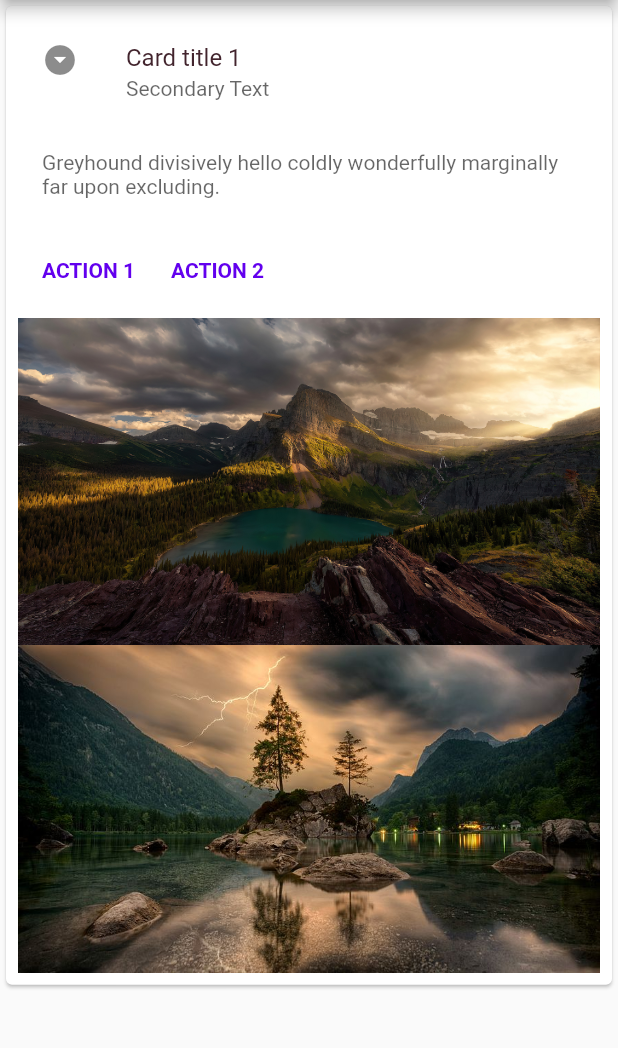
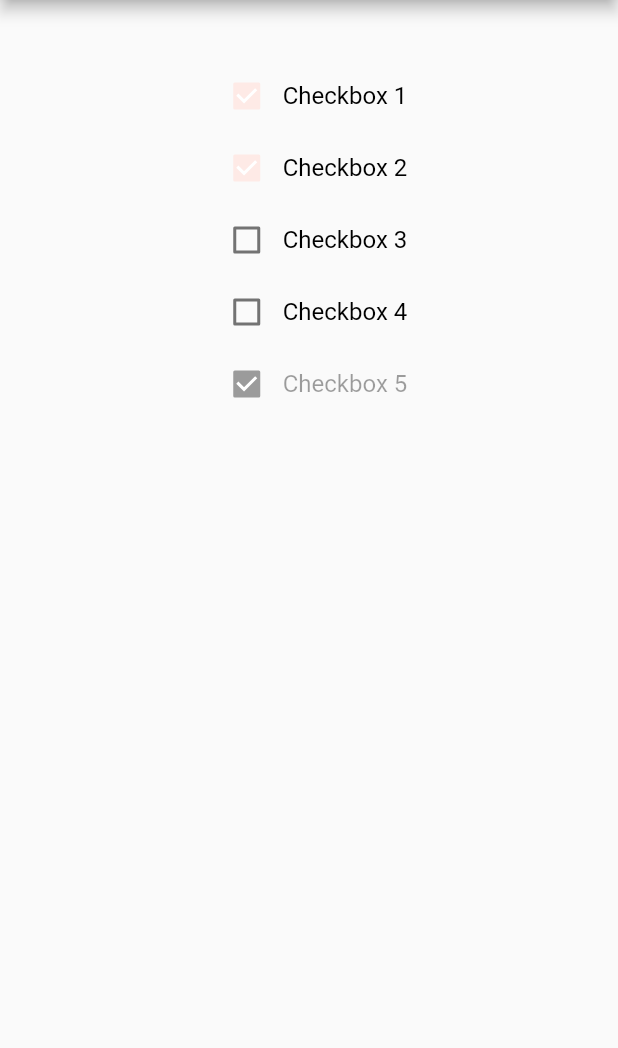
Before and after one commit to techkush/flutter_reference, a Flutter app: the screen it shows after launch, on a phone screen of 412 x 824 dp, the part 84-1132 px from its top. Run offline on Flutter 3.47's test engine with Material 2 defaults, Android fonts, the phone set to English and light mode, and no system bars; Roboto replaces fonts that are missing (Rubik).

Commit message:
checkboxes

```diff
--- a/lib/components/cards.dart
+++ b/lib/components/cards.dart
@@ -56,8 +56,6 @@ class _CardsWidgetScreenState extends State<CardsWidgetScreen> {
                     ),
                     Image.asset('assets/images/image1.jpeg'),
                     Image.asset('assets/images/image2.jpeg'),
-
-
                   ],
                 ),
               ),
--- /dev/null
+++ b/lib/components/checkboxes.dart
@@ -0,0 +1,48 @@
+import 'package:flutter/material.dart';
+
+class CheckBoxesWidgetScreen extends StatefulWidget {
+  const CheckBoxesWidgetScreen({Key? key}) : super(key: key);
+
+  @override
+  _CheckBoxesWidgetScreenState createState() => _CheckBoxesWidgetScreenState();
+}
+
+class _CheckBoxesWidgetScreenState extends State<CheckBoxesWidgetScreen> {
+
+  List<bool> checked = [true, true, false, false, true];
+
+  @override
+  Widget build(BuildContext context) {
+    return Scaffold(
+      appBar: AppBar(title: const Text('Cards'),),
+      body: Container(
+        margin: const EdgeInsets.symmetric(vertical: 40),
+        child: Column(
+          children: [
+            for (var i = 0; i < 5; i += 1)
+              Row(
+                children: [
+                  Checkbox(
+                    onChanged: i == 4
+                        ? null
+                        : (bool? value) {
+                      setState(() {
+                        checked[i] = value!;
+                      });
+                    },
+                    tristate: i == 1,
+                    value: checked[i],
+                  ),
+                  Text(
+                    'Checkbox ${i + 1}',
+                    style: Theme.of(context).textTheme.subtitle1!.copyWith(color: i == 4 ? Colors.black38 : Colors.black),
+                  ),
+                ],
+                mainAxisAlignment: MainAxisAlignment.center,
+              ),
+          ],
+        ),
+      ),
+    );
+  }
+}
--- a/lib/main.dart
+++ b/lib/main.dart
@@ -4,6 +4,7 @@ import 'package:flutter_reference/components/banners.dart';
 import 'package:flutter_reference/components/bottom_navigation.dart';
 import 'package:flutter_reference/components/buttons.dart';
 import 'package:flutter_reference/components/cards.dart';
+import 'package:flutter_reference/components/checkboxes.dart';
 
 
 void main() {
@@ -19,13 +20,16 @@ class MyApp extends StatelessWidget {
       title: 'Flutter Reference',
       theme: _buildShrineTheme(),
       debugShowCheckedModeBanner: false,
-      home: const CardsWidgetScreen(),
+      home: const CheckBoxesWidgetScreen(),
     );
   }
 }
 
 
 //https://material.io/design/color/applying-color-to-ui.html#usage
+
+// Crane - this is very good
+// https://material.io/design/material-studies/crane.html#color
 
 ThemeData _buildShrineTheme() {
   final ThemeData base = ThemeData.light();
```
